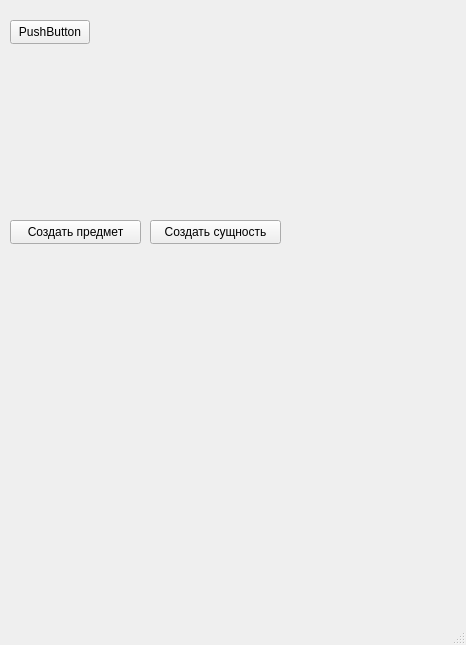
The window that devkit/devkitwindow.ui (tehek0/rpg) describes before a commit, drawn with Qt 5.
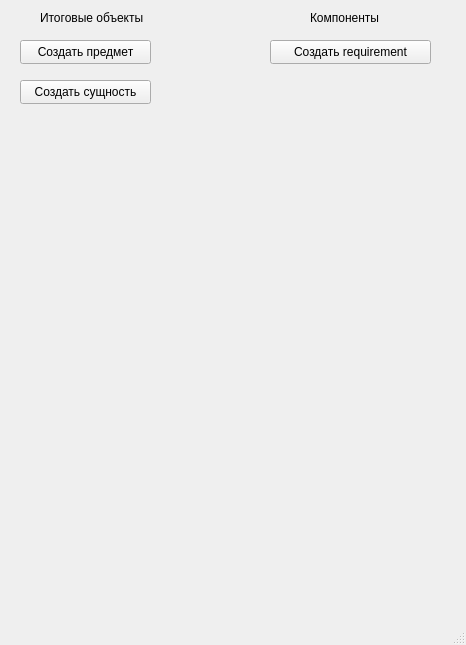
The same window after the commit.

Commit message: requirement + switch change

Diff of the .ui file:
```diff
--- a/devkit/devkitwindow.ui
+++ b/devkit/devkitwindow.ui
@@ -17,8 +17,8 @@
    <widget class="QPushButton" name="createItem_pb">
     <property name="geometry">
      <rect>
-      <x>10</x>
-      <y>220</y>
+      <x>20</x>
+      <y>40</y>
       <width>131</width>
       <height>24</height>
      </rect>
@@ -27,24 +27,11 @@
      <string>Создать предмет</string>
     </property>
    </widget>
-   <widget class="QPushButton" name="pushButton_2">
-    <property name="geometry">
-     <rect>
-      <x>10</x>
-      <y>20</y>
-      <width>80</width>
-      <height>24</height>
-     </rect>
-    </property>
-    <property name="text">
-     <string>PushButton</string>
-    </property>
-   </widget>
    <widget class="QPushButton" name="createEntity_pb">
     <property name="geometry">
      <rect>
-      <x>150</x>
-      <y>220</y>
+      <x>20</x>
+      <y>80</y>
       <width>131</width>
       <height>24</height>
      </rect>
@@ -53,6 +40,45 @@
      <string>Создать сущность</string>
     </property>
    </widget>
+   <widget class="QPushButton" name="createRequirements_pb">
+    <property name="geometry">
+     <rect>
+      <x>270</x>
+      <y>40</y>
+      <width>161</width>
+      <height>24</height>
+     </rect>
+    </property>
+    <property name="text">
+     <string>Создать requirement</string>
+    </property>
+   </widget>
+   <widget class="QLabel" name="label">
+    <property name="geometry">
+     <rect>
+      <x>40</x>
+      <y>10</y>
+      <width>111</width>
+      <height>16</height>
+     </rect>
+    </property>
+    <property name="text">
+     <string>Итоговые объекты</string>
+    </property>
+   </widget>
+   <widget class="QLabel" name="label_2">
+    <property name="geometry">
+     <rect>
+      <x>310</x>
+      <y>10</y>
+      <width>81</width>
+      <height>16</height>
+     </rect>
+    </property>
+    <property name="text">
+     <string>Компоненты</string>
+    </property>
+   </widget>
   </widget>
   <widget class="QMenuBar" name="menubar">
    <property name="geometry">
```
The commit also changes 11 other files.
